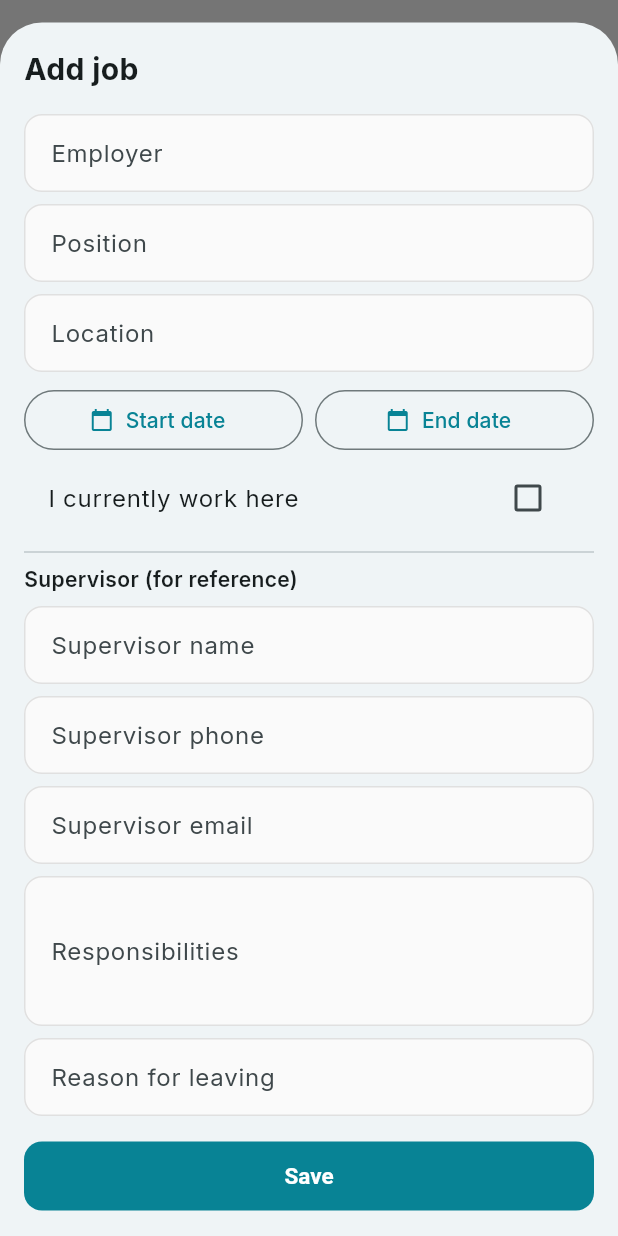
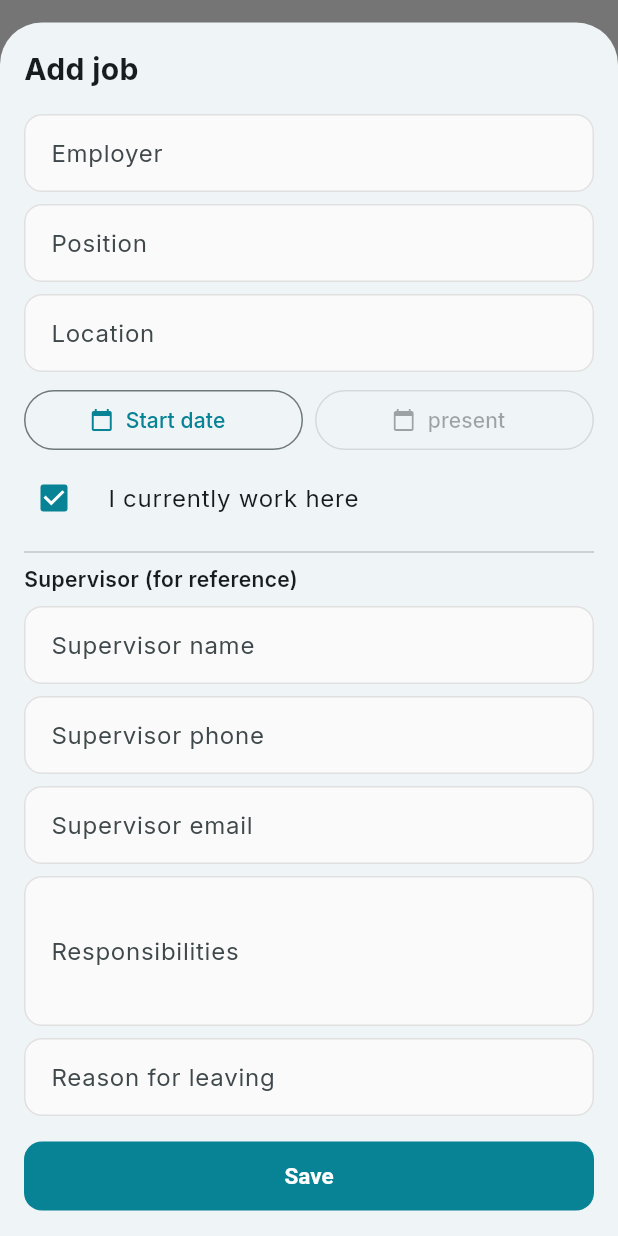
Before and after one commit to aemafantea/Fayda-BG-check, a Flutter app: the EmploymentHistoryScreen screen opened by its route, after a tap on "Add first job", on a phone screen of 412 x 824 dp. Run offline on Flutter 3.47's test engine with Material 3 defaults, Android fonts, the phone set to English and light mode, and no system bars; our stand-ins replace app_links, file_picker, fl_chart, flutter_riverpod, go_router, google_fonts and 1 more; accounts and stored records are empty.

Commit message:
fix: v0.2.0 - resilient UI against missing DB schema + many UX polish

```diff
--- a/app/lib/features/candidate/screens/employment_history_screen.dart
+++ b/app/lib/features/candidate/screens/employment_history_screen.dart
@@ -6,88 +6,166 @@ import '../../../core/theme/app_theme.dart';
 import '../../../data/models/models.dart';
 import '../../../data/repositories/auth_repository.dart';
 import '../../../data/repositories/bg_check_repository.dart';
+import '../../shared/widgets/db_status_banner.dart';
 import '../../shared/widgets/status_badge.dart';
 
 class EmploymentHistoryScreen extends ConsumerStatefulWidget {
   const EmploymentHistoryScreen({super.key});
   @override
-  ConsumerState<EmploymentHistoryScreen> createState() => _EmploymentHistoryScreenState();
+  ConsumerState<EmploymentHistoryScreen> createState() =>
+      _EmploymentHistoryScreenState();
 }
 
-class _EmploymentHistoryScreenState extends ConsumerState<EmploymentHistoryScreen> {
-  Future<(Candidate?, List<EmploymentRecord>)> _load() async {
+class _EmploymentHistoryScreenState
+    extends ConsumerState<EmploymentHistoryScreen> {
+  Candidate? _candidate;
+  List<EmploymentRecord> _list = [];
+  bool _loading = true;
+  String? _err;
+
+  @override
+  void initState() {
+    super.initState();
+    WidgetsBinding.instance.addPostFrameCallback((_) => _load());
+  }
+
+  Future<void> _load() async {
+    setState(() {
+      _loading = true;
+      _err = null;
+    });
+    try {
       final profile = ref.read(currentProfileProvider).valueOrNull;
-    if (profile == null) return (null, <EmploymentRecord>[]);
+      if (profile == null) {
+        setState(() {
+          _loading = false;
+          _err = 'No profile';
+        });
+        return;
+      }
       final repo = ref.read(bgCheckRepoProvider);
       final c = await repo.getOrCreateCandidate(profile.id);
-    if (c == null) return (null, <EmploymentRecord>[]);
-    final list = await repo.listEmployment(c.id);
-    return (c, list);
+      final list = c == null ? <EmploymentRecord>[] : await repo.listEmployment(c.id);
+      if (!mounted) return;
+      setState(() {
+        _candidate = c;
+        _list = list;
+        _loading = false;
+      });
+    } catch (e) {
+      if (!mounted) return;
+      setState(() {
+        _loading = false;
+        _err = e.toString();
+      });
+    }
   }
 
-  Future<void> _openForm({EmploymentRecord? existing, required String candidateId}) async {
+  Future<void> _openForm({EmploymentRecord? existing}) async {
+    if (_candidate == null) return;
     await showModalBottomSheet(
-      context: context, isScrollControlled: true, useSafeArea: true,
-      builder: (_) => _EmploymentForm(existing: existing, candidateId: candidateId),
+      context: context,
+      isScrollControlled: true,
+      useSafeArea: true,
+      builder: (_) => _EmploymentForm(
+          existing: existing, candidateId: _candidate!.id),
     );
-    setState(() {}); // refresh
+    _load();
   }
 
   @override
   Widget build(BuildContext context) {
     return Scaffold(
       appBar: AppBar(title: const Text('Employment history')),
-      body: FutureBuilder(
-        future: _load(),
-        builder: (ctx, snap) {
-          if (!snap.hasData) return const Center(child: CircularProgressIndicator());
-          final (cand, list) = snap.data!;
-          if (cand == null) return const Center(child: Text('Profile not ready'));
-          if (list.isEmpty) {
-            return Center(
-              child: Column(mainAxisSize: MainAxisSize.min, children: [
-                const Icon(Icons.work_off, size: 64, color: AppTheme.textSecondary),
+      body: RefreshIndicator(
+        onRefresh: _load,
+        child: _build(),
+      ),
+      floatingActionButton: _candidate == null
+          ? null
+          : FloatingActionButton.extended(
+              onPressed: () => _openForm(),
+              icon: const Icon(Icons.add),
+              label: const Text('Add'),
+            ),
+    );
+  }
+
+  Widget _build() {
+    if (_loading) {
+      return const Center(child: CircularProgressIndicator());
+    }
+    if (_err != null) {
+      return ListView(
+        children: [
+          const DbStatusBanner(),
+          Padding(
+            padding: const EdgeInsets.all(24),
+            child: Column(
+              children: [
+                const Icon(Icons.error_outline,
+                    color: AppTheme.danger, size: 48),
+                const SizedBox(height: 12),
+                Text(_err!, textAlign: TextAlign.center),
+                const SizedBox(height: 16),
+                FilledButton.icon(
+                    onPressed: _load,
+                    icon: const Icon(Icons.refresh),
+                    label: const Text('Retry')),
+              ],
+            ),
+          ),
+        ],
+      );
+    }
+    if (_list.isEmpty) {
+      return ListView(
+        children: [
+          const DbStatusBanner(),
+          Padding(
+            padding: const EdgeInsets.symmetric(vertical: 80),
+            child: Column(
+              children: [
+                const Icon(Icons.work_off,
+                    size: 64, color: AppTheme.textSecondary),
                 const SizedBox(height: 12),
                 const Text('No employment history yet'),
                 const SizedBox(height: 16),
                 FilledButton.icon(
-                  onPressed: () => _openForm(candidateId: cand.id),
+                  onPressed: () => _openForm(),
                   icon: const Icon(Icons.add),
                   label: const Text('Add first job'),
                 ),
-              ]),
+              ],
+            ),
+          ),
+        ],
       );
     }
+    final fmt = DateFormat.yMMM();
     return ListView.separated(
       padding: const EdgeInsets.all(16),
-            itemCount: list.length,
+      itemCount: _list.length + 1,
       separatorBuilder: (_, __) => const SizedBox(height: 8),
       itemBuilder: (_, i) {
-              final e = list[i];
-              final fmt = DateFormat.yMMM();
+        if (i == 0) return const DbStatusBanner();
+        final e = _list[i - 1];
         return Card(
           child: ListTile(
-                  title: Text(e.positionTitle, style: const TextStyle(fontWeight: FontWeight.w600)),
+            title: Text(e.positionTitle,
+                style: const TextStyle(fontWeight: FontWeight.w600)),
             subtitle: Text(
-                      '${e.employerName} • ${fmt.format(e.startDate)} → ${e.endDate==null?"present":fmt.format(e.endDate!)}'),
+                '${e.employerName} • ${fmt.format(e.startDate)} → '
+                '${e.endDate == null ? "present" : fmt.format(e.endDate!)}'),
             trailing: e.verified
                 ? const StatusBadge(label: 'verified', color: AppTheme.success)
-                      : IconButton(icon: const Icon(Icons.edit),
-                          onPressed: () => _openForm(existing: e, candidateId: cand.id)),
+                : IconButton(
+                    icon: const Icon(Icons.edit),
+                    onPressed: () => _openForm(existing: e),
+                  ),
           ),
         );
       },
-          );
-        },
-      ),
-      floatingActionButton: FutureBuilder(
-        future: _load(),
-        builder: (_, snap) => snap.hasData && snap.data!.$1 != null
-            ? FloatingActionButton.extended(
-                onPressed: () => _openForm(candidateId: snap.data!.$1!.id),
-                icon: const Icon(Icons.add), label: const Text('Add'))
-            : const SizedBox(),
-      ),
     );
   }
 }
@@ -112,21 +190,30 @@ class _EmploymentFormState extends ConsumerState<_EmploymentForm> {
   late final _reason = TextEditingController(text: widget.existing?.reasonForLeaving);
   late DateTime? _start = widget.existing?.startDate;
   late DateTime? _end = widget.existing?.endDate;
-  bool _current = false;
+  late bool _current = widget.existing?.isCurrent ?? widget.existing?.endDate == null;
   bool _saving = false;
+  String? _err;
 
   Future<void> _pickDate(bool start) async {
     final d = await showDatePicker(
       context: context,
       initialDate: (start ? _start : _end) ?? DateTime.now(),
-      firstDate: DateTime(1970), lastDate: DateTime.now(),
+      firstDate: DateTime(1970),
+      lastDate: DateTime.now(),
     );
     if (d != null) setState(() => start ? _start = d : _end = d);
   }
 
   Future<void> _save() async {
-    if (!_formKey.currentState!.validate() || _start == null) return;
-    setState(() => _saving = true);
+    if (!_formKey.currentState!.validate()) return;
+    if (_start == null) {
+      setState(() => _err = 'Pick a start date');
+      return;
+    }
+    setState(() {
+      _saving = true;
+      _err = null;
+    });
     final data = {
       'candidate_id': widget.candidateId,
       'employer_name': _employer.text.trim(),
@@ -141,6 +228,7 @@ class _EmploymentFormState extends ConsumerState<_EmploymentForm> {
       'end_date': _current ? null : _end?.toIso8601String().substring(0, 10),
       'is_current': _current,
     };
+    try {
       final repo = ref.read(bgCheckRepoProvider);
       if (widget.existing == null) {
         await repo.addEmployment(data);
@@ -148,6 +236,12 @@ class _EmploymentFormState extends ConsumerState<_EmploymentForm> {
         await repo.updateEmployment(widget.existing!.id, data);
       }
       if (mounted) Navigator.pop(context);
+    } catch (e) {
+      setState(() {
+        _saving = false;
+        _err = e.toString();
+      });
+    }
   }
 
   @override
@@ -163,46 +257,105 @@ class _EmploymentFormState extends ConsumerState<_EmploymentForm> {
             crossAxisAlignment: CrossAxisAlignment.stretch,
             children: [
               Text(widget.existing == null ? 'Add job' : 'Edit job',
-                  style: const TextStyle(fontSize: 20, fontWeight: FontWeight.w700)),
+                  style: const TextStyle(
+                      fontSize: 20, fontWeight: FontWeight.w700)),
               const SizedBox(height: 16),
-              TextFormField(controller: _employer,
+              TextFormField(
+                controller: _employer,
                 decoration: const InputDecoration(labelText: 'Employer'),
-                  validator: (v) => v?.isEmpty ?? true ? 'Required' : null),
+                validator: (v) =>
+                    v?.trim().isEmpty ?? true ? 'Required' : null,
+              ),
               const SizedBox(height: 8),
-              TextFormField(controller: _position,
+              TextFormField(
+                controller: _position,
                 decoration: const InputDecoration(labelText: 'Position'),
-                  validator: (v) => v?.isEmpty ?? true ? 'Required' : null),
+                validator: (v) =>
+                    v?.trim().isEmpty ?? true ? 'Required' : null,
+              ),
               const SizedBox(height: 8),
-              TextFormField(controller: _location, decoration: const InputDecoration(labelText: 'Location')),
+              TextFormField(
+                controller: _location,
+                decoration: const InputDecoration(labelText: 'Location'),
+              ),
               const SizedBox(height: 8),
-              Row(children: [
-                Expanded(child: OutlinedButton.icon(onPressed: () => _pickDate(true),
+              Row(
+                children: [
+                  Expanded(
+                    child: OutlinedButton.icon(
+                      onPressed: () => _pickDate(true),
                       icon: const Icon(Icons.calendar_today, size: 16),
-                    label: Text(_start == null ? 'Start date' : fmt.format(_start!)))),
+                      label: Text(_start == null
+                          ? 'Start date'
+                          : fmt.format(_start!)),
+                    ),
+                  ),
                   const SizedBox(width: 8),
-                Expanded(child: OutlinedButton.icon(onPressed: _current ? null : () => _pickDate(false),
+                  Expanded(
+                    child: OutlinedButton.icon(
+                      onPressed: _current ? null : () => _pickDate(false),
                       icon: const Icon(Icons.calendar_today, size: 16),
-                    label: Text(_current ? 'present' : _end == null ? 'End date' : fmt.format(_end!)))),
-              ]),
-              CheckboxListTile(value: _current, onChanged: (v) => setState(() => _current = v ?? false),
-                  title: const Text('I currently work here')),
+                      label: Text(_current
+                          ? 'present'
+                          : _end == null
+                              ? 'End date'
+                              : fmt.format(_end!)),
+                    ),
+                  ),
+                ],
+              ),
+              CheckboxListTile(
+                value: _current,
+                onChanged: (v) => setState(() => _current = v ?? false),
+                title: const Text('I currently work here'),
+                controlAffinity: ListTileControlAffinity.leading,
+                contentPadding: EdgeInsets.zero,
+              ),
               const Divider(),
-              const Text('Supervisor (for reference)', style: TextStyle(fontWeight: FontWeight.w600)),
+              const Text('Supervisor (for reference)',
+                  style: TextStyle(fontWeight: FontWeight.w600)),
               const SizedBox(height: 8),
-              TextFormField(controller: _supName, decoration: const InputDecoration(labelText: 'Supervisor name')),
+              TextFormField(
+                controller: _supName,
+                decoration: const InputDecoration(labelText: 'Supervisor name'),
+              ),
               const SizedBox(height: 8),
-              TextFormField(controller: _supPhone, decoration: const InputDecoration(labelText: 'Supervisor phone')),
+              TextFormField(
+                controller: _supPhone,
+                decoration: const InputDecoration(labelText: 'Supervisor phone'),
+              ),
               const SizedBox(height: 8),
-              TextFormField(controller: _supEmail, decoration: const InputDecoration(labelText: 'Supervisor email')),
+              TextFormField(
+                controller: _supEmail,
+                decoration: const InputDecoration(labelText: 'Supervisor email'),
+              ),
               const SizedBox(height: 8),
-              TextFormField(controller: _resp, maxLines: 3,
-                  decoration: const InputDecoration(labelText: 'Responsibilities')),
+              TextFormField(
+                controller: _resp,
+                maxLines: 3,
+                decoration:
+                    const InputDecoration(labelText: 'Responsibilities'),
+              ),
               const SizedBox(height: 8),
-              TextFormField(controller: _reason, decoration: const InputDecoration(labelText: 'Reason for leaving')),
+              TextFormField(
+                controller: _reason,
+                decoration:
+                    const InputDecoration(labelText: 'Reason for leaving'),
+              ),
+              if (_err != null) ...[
+                const SizedBox(height: 12),
+                Text(_err!, style: const TextStyle(color: AppTheme.danger)),
+              ],
               const SizedBox(height: 16),
               FilledButton(
                 onPressed: _saving ? null : _save,
-                child: _saving ? const CircularProgressIndicator(color: Colors.white) : const Text('Save'),
+                child: _saving
+                    ? const SizedBox(
+                        height: 20,
+                        width: 20,
+                        child: CircularProgressIndicator(
+                            color: Colors.white, strokeWidth: 2))
+                    : const Text('Save'),
               ),
             ],
           ),
```
Lines whose indentation alone changed are shown as unchanged.
